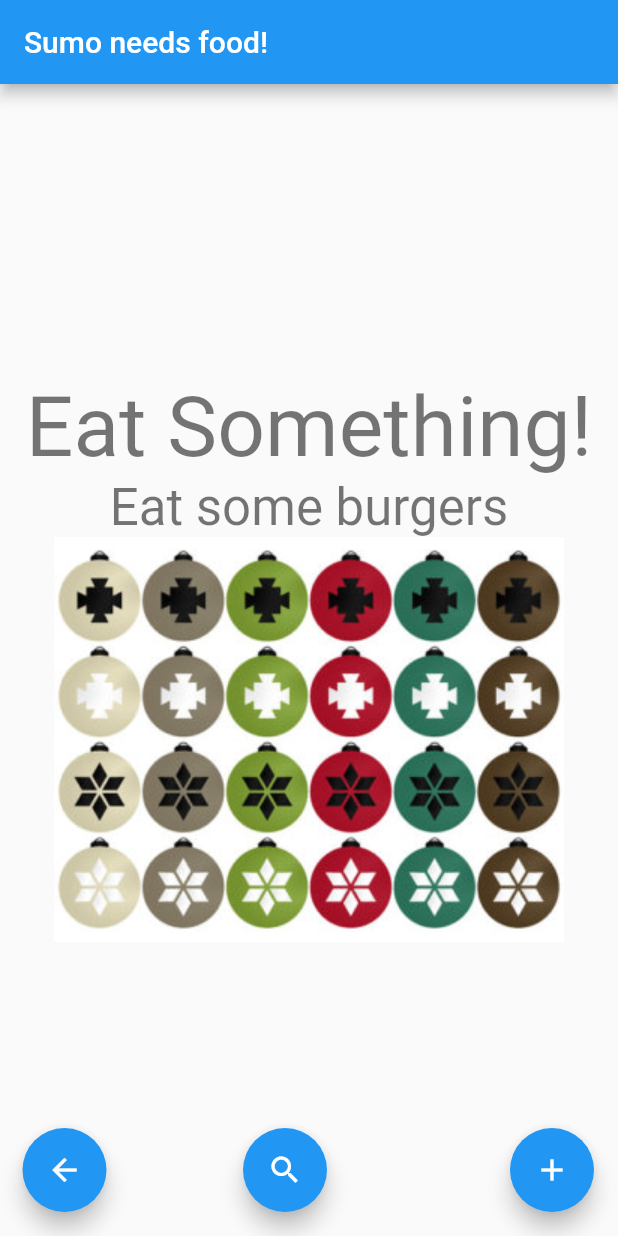
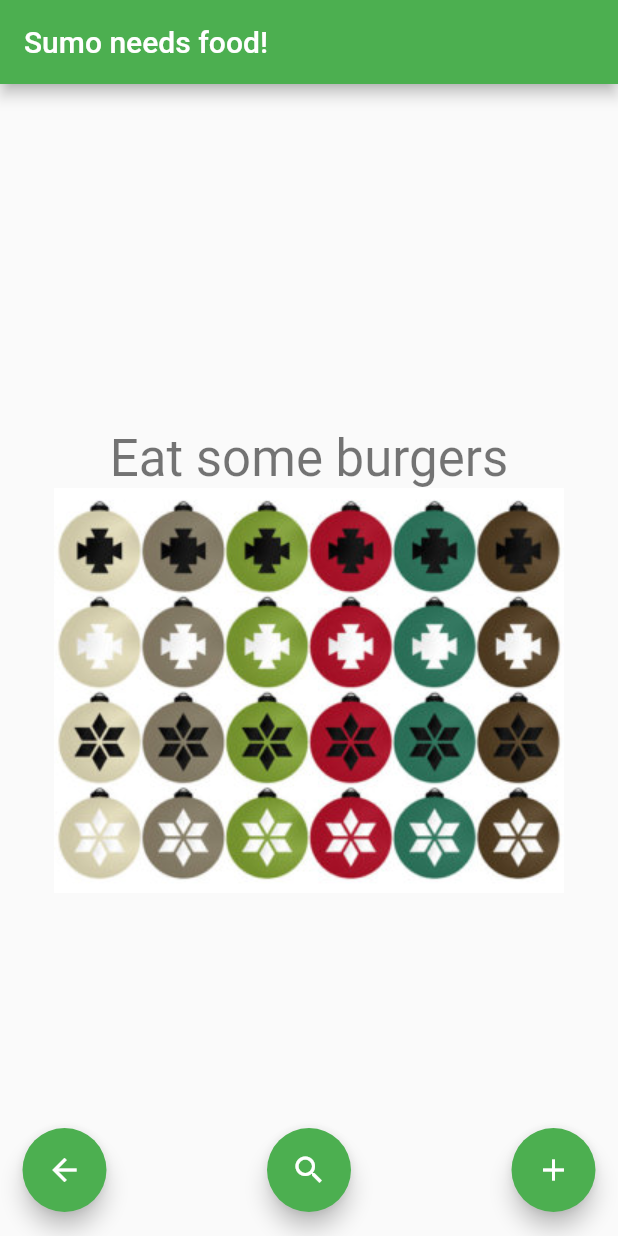
Before and after one commit to jaronimot/jaronimot.github.io, a Flutter app: the screen it shows after launch, after a tap on the "add" icon, on a phone screen of 412 x 824 dp. Run offline on Flutter 3.47's test engine with Material 2 defaults, Android fonts, the phone set to English and light mode, and no system bars.

Commit message:
Updates UI, green, button positioning, text tidy

```diff
--- a/lib/main.dart
+++ b/lib/main.dart
@@ -24,7 +24,7 @@ class Sumo extends StatelessWidget {
                 // or simply save your changes to "hot reload" in a Flutter IDE).
                 // Notice that the counter didn't reset back to zero; the application
                 // is not restarted.
-                primarySwatch: Colors.blue,
+                primarySwatch: Colors.green,
             ),
             home: MyHomePage(title: 'Sumo needs food!'),
         );
@@ -169,11 +169,7 @@ class _MyHomePageState extends State<MyHomePage> {
                     mainAxisAlignment: MainAxisAlignment.center,
                     children: <Widget>[
                         Text(
-                            "Eat Something!",
-                            style: Theme.of(context).textTheme.headline2,
-                        ),
-                        Text(
-                            _food != "" ? 'Eat some $_food' : '',
+                            _food != "" ? 'Eat some $_food' : 'Eat Something!',
                             style: Theme.of(context).textTheme.headline4,
                         ),
                         GestureDetector(
@@ -185,23 +181,25 @@ class _MyHomePageState extends State<MyHomePage> {
                     ],
                 ),
             ),
+            floatingActionButtonLocation: FloatingActionButtonLocation.centerFloat,
             floatingActionButton:
                 Stack(
-                children: <Widget>[
-                    Padding(padding: EdgeInsets.only(left:31),
-                    child:
-                        Align(
+                    children: [
+                        Padding(padding: EdgeInsets.only(left:15),
+                            child: Align(
                                 alignment: Alignment.bottomLeft,
                                 child: FloatingActionButton(
                                     onPressed: _decrementCounter,
                                     child: Icon(Icons.arrow_back),),
                             ),
                         ),
-                        Align(
+                        Padding(padding: EdgeInsets.only(right: 15),
+                            child: Align(
                                 alignment: Alignment.bottomRight,
                                 child: FloatingActionButton(
                                     onPressed: _incrementCounter,
                                     child: Icon(Icons.add),),
+                            ),
                         ),
                         Align(
                             alignment: Alignment.bottomCenter,
```
Also changed, not shown: 5 other files. Lines whose indentation alone changed are shown as unchanged.
